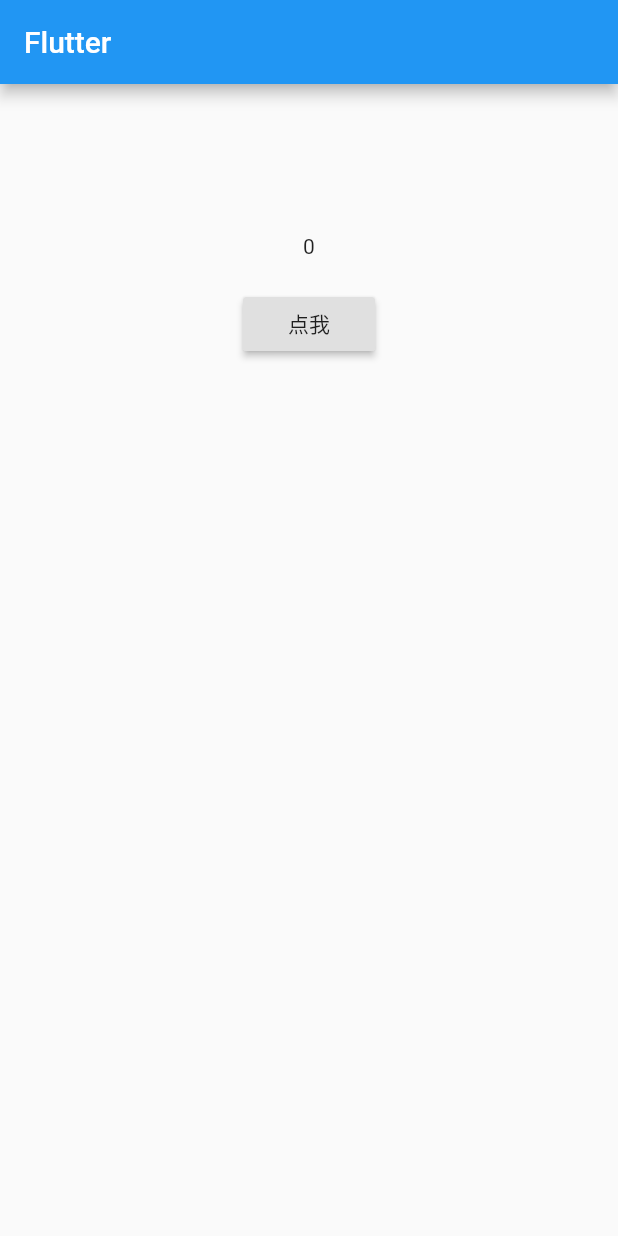
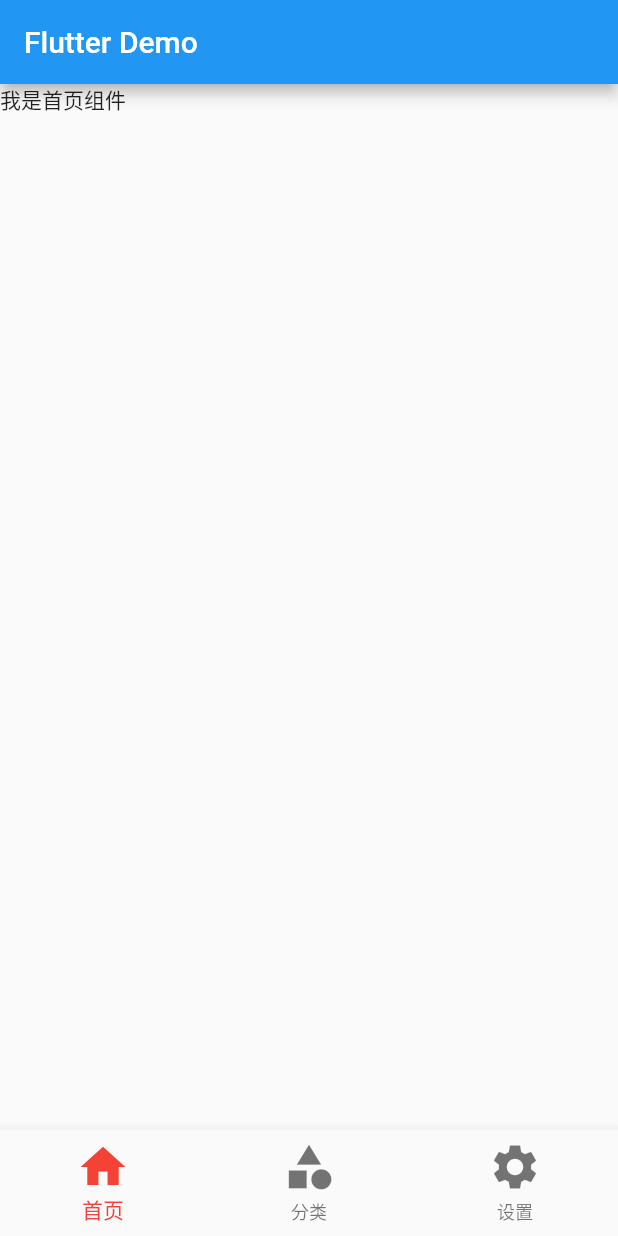
Before and after one commit to yuansirios/Flutter_Learning_Collection, a Flutter app: the screen it shows after launch, on a phone screen of 412 x 824 dp. Run offline on Flutter 3.47's test engine with Material 2 defaults, Android fonts, the phone set to English and light mode, and no system bars.

Commit message:
BottomNavigationBar 自定义底部导航条、以及实现页面切换

```diff
--- /dev/null
+++ b/lib/day03/learn12.dart
@@ -0,0 +1,16 @@
+
+/**
+ * BottomNavigationBar 自定义底部导航条、以及实现页面切换
+ */
+
+import 'package:flutter/material.dart';
+
+import 'pages/Tabs.dart';
+
+class Learn12 extends StatelessWidget {
+  @override
+  Widget build(BuildContext context) {
+    return MaterialApp(
+        theme: ThemeData(primarySwatch: Colors.blue), home: Tabs());
+  }
+}
--- /dev/null
+++ b/lib/day03/pages/Tabs.dart
@@ -0,0 +1,46 @@
+import 'package:flutter/material.dart';
+import 'tabs/Home.dart';
+import 'tabs/Category.dart';
+import 'tabs/Setting.dart';
+
+class Tabs extends StatefulWidget {
+  Tabs({Key key}) : super(key: key);
+
+  _TabsState createState() => _TabsState();
+}
+
+class _TabsState extends State<Tabs> {
+  int _currentIndex = 0;
+  List _pageList = [
+    HomePage(),
+    CategoryPage(),
+    SettingPage(),
+  ];
+  @override
+  Widget build(BuildContext context) {
+    return Scaffold(
+      appBar: AppBar(
+        title: Text("Flutter Demo"),
+      ),
+      body: this._pageList[this._currentIndex],
+      bottomNavigationBar: BottomNavigationBar(
+        currentIndex: this._currentIndex, //配置对应的索引值选中
+        onTap: (int index) {
+          setState(() {
+            //改变状态
+            this._currentIndex = index;
+          });
+        },
+        iconSize: 36.0, //icon的大小
+        fixedColor: Colors.red, //选中的颜色
+        type: BottomNavigationBarType.fixed, //配置底部tabs可以有多个按钮
+        items: [
+          BottomNavigationBarItem(icon: Icon(Icons.home), title: Text("首页")),
+          BottomNavigationBarItem(
+              icon: Icon(Icons.category), title: Text("分类")),
+          BottomNavigationBarItem(icon: Icon(Icons.settings), title: Text("设置"))
+        ],
+      ),
+    );
+  }
+}
--- /dev/null
+++ b/lib/day03/pages/tabs/Home.dart
@@ -0,0 +1,14 @@
+import 'package:flutter/material.dart';
+
+class HomePage extends StatefulWidget {
+  HomePage({Key key}) : super(key: key);
+
+  _HomePageState createState() => _HomePageState();
+}
+
+class _HomePageState extends State<HomePage> {
+  @override
+  Widget build(BuildContext context) {
+    return Text("我是首页组件");
+  }
+}
--- /dev/null
+++ b/lib/day03/pages/tabs/Setting.dart
@@ -0,0 +1,29 @@
+import 'package:flutter/material.dart';
+
+class SettingPage extends StatefulWidget {
+  SettingPage({Key key}) : super(key: key);
+
+  _SettingPageState createState() => _SettingPageState();
+}
+
+class _SettingPageState extends State<SettingPage> {
+  @override
+  Widget build(BuildContext context) {
+    return ListView(
+      children: <Widget>[
+        ListTile(
+          title: Text("我是一个文本"),
+        ),
+         ListTile(
+          title: Text("我是一个文本"),
+        ),
+         ListTile(
+          title: Text("我是一个文本"),
+        ),
+         ListTile(
+          title: Text("我是一个文本"),
+        )
+      ],
+    );
+  }
+}
--- a/lib/main.dart
+++ b/lib/main.dart
@@ -1,8 +1,8 @@
 import 'package:flutter/material.dart';
 
-import 'day02/learn11.dart';
+import 'day03/learn12.dart';
 
-void main() => runApp(MyApp());
+void main() => runApp(Learn12());
 
 class MyApp extends StatelessWidget {
   @override
@@ -13,7 +13,7 @@ class MyApp extends StatelessWidget {
           appBar: AppBar(
             title: Text('Flutter'),
           ),
-          body: Learn11()
+          // body: Learn11()
         ));
   }
 }
```
Also changed, not shown: lib/day03/pages/tabs/Category.dart (added, +14 -0 lines).
